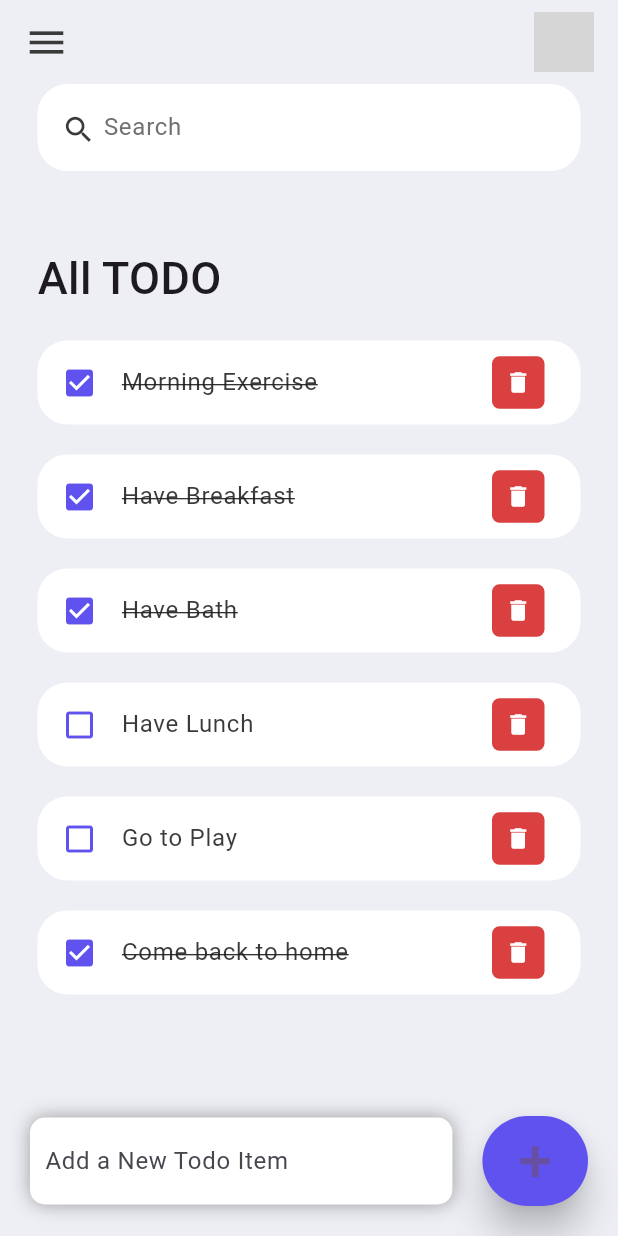
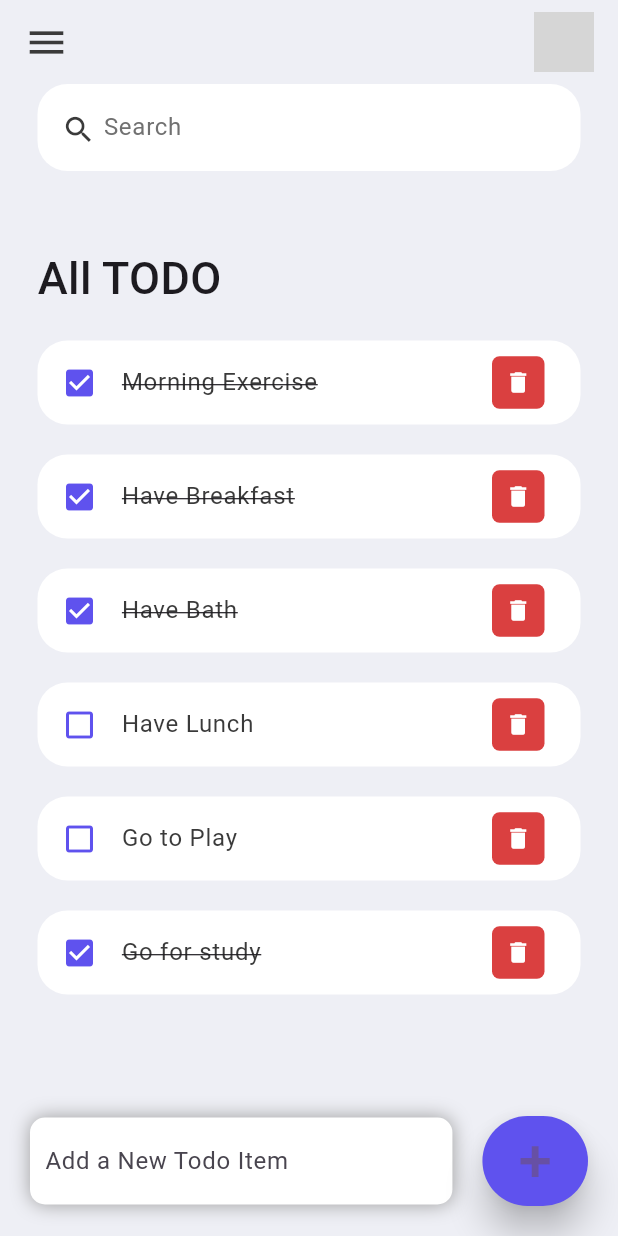
Before and after one commit to Rakibul-Islam-Nahim/to_do_flutter, a Flutter app: the screen it shows after launch, on a phone screen of 412 x 824 dp. Run offline on Flutter 3.47's test engine with Material 3 defaults, Android fonts, the light colour scheme and no system bars; grey boxes are pictures that could not be loaded.

Commit message:
readme edited

```diff
--- a/lib/listITem/actionMaintain.dart
+++ b/lib/listITem/actionMaintain.dart
@@ -16,7 +16,7 @@ class ToDo {
       ToDo(id:'03',todotext: 'Have Bath',isDone: true),
       ToDo(id:'04',todotext: 'Have Lunch',isDone: false),
       ToDo(id:'05',todotext: 'Go to Play',isDone: false),
-      ToDo(id:'06',todotext: 'Come back to home',isDone: true),
+      ToDo(id:'06',todotext: 'Go for study',isDone: true),
     ];
   }
 }
```
Also changed, not shown: 1 other file.
